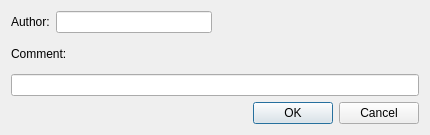
NSLS-II/masarUI, file python/masarclient/ui/ui_commentdiag.ui: the form before one commit.
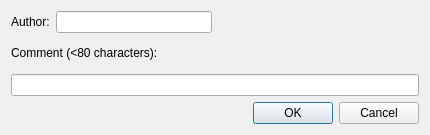
The form after the commit.

The edit to the form file:
```diff
--- a/python/masarclient/ui/ui_commentdiag.ui
+++ b/python/masarclient/ui/ui_commentdiag.ui
@@ -34,7 +34,7 @@
    <item row="1" column="0">
     <widget class="QLabel" name="label_2">
      <property name="text">
-      <string>Comment:</string>
+      <string>Comment (&lt;80 characters):</string>
      </property>
     </widget>
    </item>
```
